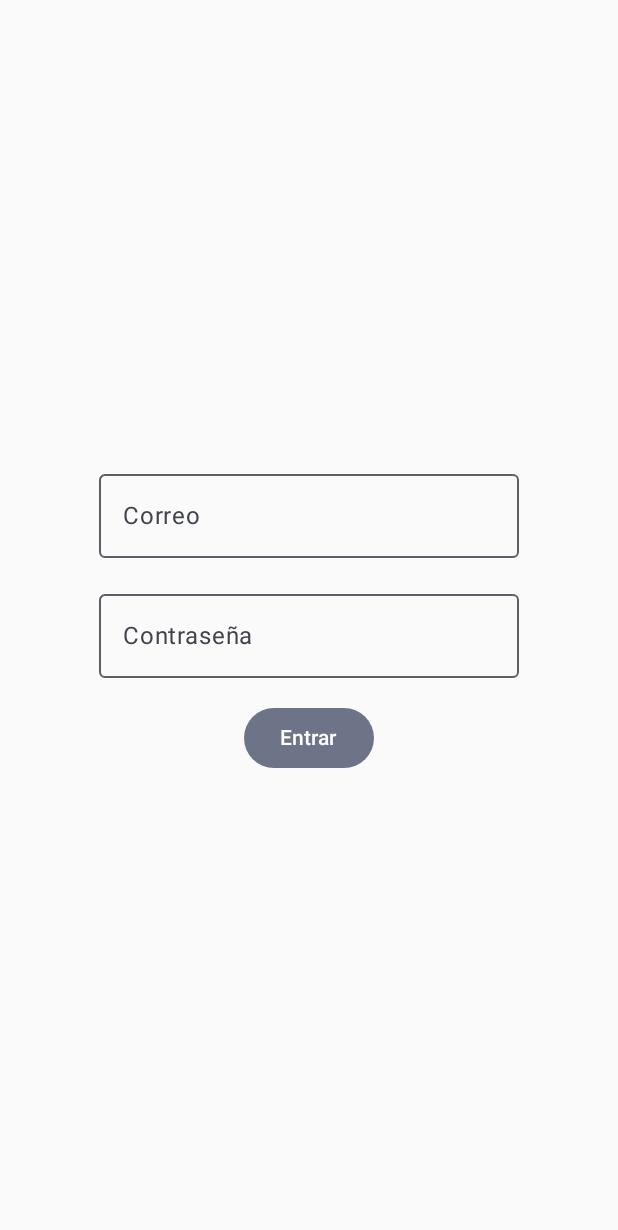
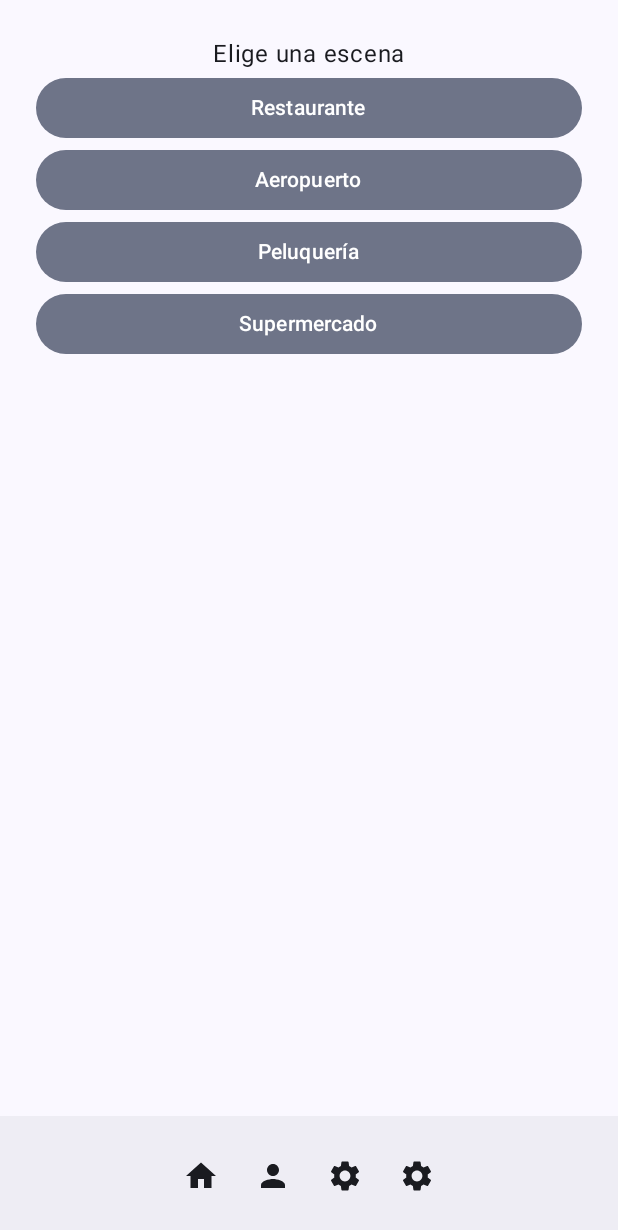
Before and after one commit to miroslava98/proyecto_talkflow_frontend, an Android app built with Jetpack Compose: the screen it shows after launch (MainActivity before the commit, TranslateActivity after it), on a phone screen of 412 x 824 dp. Shown: the top 1230 px of the screen. Run offline under Robolectric (Android 15) with nearby library versions, the phone set to English and light mode, and no system bars.

Commit message:
Checkpoint pantallas login, registro, traduccion.

```diff
--- a/app/build.gradle.kts
+++ b/app/build.gradle.kts
@@ -49,6 +49,7 @@ dependencies {
     implementation(libs.androidx.ui.graphics)
     implementation(libs.androidx.ui.tooling.preview)
     implementation(libs.androidx.material3)
+    implementation(libs.generativeai)
     testImplementation(libs.junit)
     androidTestImplementation(libs.androidx.junit)
     androidTestImplementation(libs.androidx.espresso.core)
--- a/app/src/main/AndroidManifest.xml
+++ b/app/src/main/AndroidManifest.xml
@@ -13,7 +13,7 @@
         android:theme="@style/Theme.Talkit_frontend"
         tools:targetApi="31">
         <activity
-            android:name=".ui.screens.MainActivity"
+            android:name=".ui.screens.TranslateActivity"
             android:exported="true"
             android:label="@string/app_name"
             android:theme="@style/Theme.Talkit_frontend">
--- /dev/null
+++ b/app/src/main/java/com/example/talkit_frontend/ui/components/BtAppBar.kt
@@ -0,0 +1,43 @@
+package com.example.talkit_frontend.ui.components
+
+import androidx.compose.foundation.layout.Arrangement
+import androidx.compose.foundation.layout.Row
+import androidx.compose.foundation.layout.fillMaxWidth
+import androidx.compose.material.icons.Icons
+import androidx.compose.material.icons.filled.Home
+import androidx.compose.material.icons.filled.Person
+import androidx.compose.material.icons.filled.Settings
+import androidx.compose.material3.BottomAppBar
+import androidx.compose.material3.Icon
+import androidx.compose.material3.IconButton
+import androidx.compose.material3.NavigationBar
+import androidx.compose.material3.Text
+import androidx.compose.runtime.Composable
+import androidx.compose.ui.Modifier
+
+@Composable
+fun BtAppBar(
+    onHomeClick: () -> Unit = {},
+    onProfileClick: () -> Unit = {},
+    onSettingsClick: () -> Unit = {}
+) {
+    NavigationBar {
+        Row(
+            modifier = Modifier.fillMaxWidth(),
+            horizontalArrangement = Arrangement.Center
+        ) {
+            IconButton(onClick = onHomeClick) {
+                Icon(Icons.Default.Home, contentDescription = "Inicio")
+            }
+            IconButton(onClick = onProfileClick) {
+                Icon(Icons.Default.Person, contentDescription = "Perfil")
+            }
+            IconButton(onClick = onSettingsClick) {
+                Icon(Icons.Default.Settings, contentDescription = "Ajustes")
+            }
+            IconButton(onClick = onSettingsClick) {
+                Icon(Icons.Default.Settings, contentDescription = "Perfil")
+            }
+        }
+    }
+}
--- /dev/null
+++ b/app/src/main/java/com/example/talkit_frontend/ui/components/SceneButton.kt
@@ -0,0 +1,20 @@
+package com.example.talkit_frontend.ui.components
+
+import androidx.compose.foundation.layout.fillMaxWidth
+import androidx.compose.material3.FilledTonalButton
+import androidx.compose.material3.Text
+import androidx.compose.runtime.Composable
+import androidx.compose.ui.Modifier
+
+@Composable
+fun SceneButton(
+    text: String,
+    onClick: () -> Unit
+) {
+    FilledTonalButton(
+        onClick = onClick,
+        modifier = Modifier.fillMaxWidth()
+    ) {
+        Text(text)
+    }
+}
--- a/app/src/main/java/com/example/talkit_frontend/ui/screens/LoginActivity.kt
+++ b/app/src/main/java/com/example/talkit_frontend/ui/screens/LoginActivity.kt
@@ -7,6 +7,7 @@ import androidx.activity.enableEdgeToEdge
 import androidx.compose.foundation.layout.Arrangement
 import androidx.compose.foundation.layout.Column
 import androidx.compose.foundation.layout.Spacer
+import androidx.compose.foundation.layout.fillMaxHeight
 import androidx.compose.foundation.layout.fillMaxSize
 import androidx.compose.foundation.layout.fillMaxWidth
 import androidx.compose.foundation.layout.height
@@ -58,6 +59,7 @@ fun LoginScreen() {
                 .fillMaxWidth(),
         )
         OutlinedTextField(value = contrasenya,
+
             onValueChange = { contrasenya = it },
             label = { Text("Contraseña") }
         )
--- a/app/src/main/java/com/example/talkit_frontend/ui/screens/RegisterActivity.kt
+++ b/app/src/main/java/com/example/talkit_frontend/ui/screens/RegisterActivity.kt
@@ -12,7 +12,6 @@ import androidx.compose.foundation.layout.padding
 import androidx.compose.foundation.layout.size
 import androidx.compose.foundation.shape.CircleShape
 import androidx.compose.material3.FilledTonalButton
-import androidx.compose.material3.OutlinedCard
 import androidx.compose.material3.OutlinedTextField
 import androidx.compose.material3.Text
 import androidx.compose.runtime.Composable
@@ -25,7 +24,6 @@ import androidx.compose.ui.Modifier
 import androidx.compose.ui.draw.clip
 import androidx.compose.ui.layout.ContentScale
 import androidx.compose.ui.res.painterResource
-import androidx.compose.ui.res.stringResource
 import androidx.compose.ui.tooling.preview.Preview
 import androidx.compose.ui.unit.dp
 import com.example.talkit_frontend.R
@@ -39,6 +37,7 @@ class RegisterActivity : ComponentActivity() {
         enableEdgeToEdge()
         setContent {
             Talkit_frontendTheme {
+                RegisterScreen()
             }
         }
 
--- /dev/null
+++ b/app/src/main/java/com/example/talkit_frontend/ui/screens/TranslateActivity.kt
@@ -0,0 +1,105 @@
+package com.example.talkit_frontend.ui.screens
+
+import android.os.Bundle
+import android.widget.Toast
+import androidx.activity.ComponentActivity
+import androidx.activity.compose.setContent
+import androidx.activity.enableEdgeToEdge
+import androidx.compose.foundation.layout.Arrangement
+import androidx.compose.foundation.layout.Column
+import androidx.compose.foundation.layout.fillMaxHeight
+import androidx.compose.foundation.layout.fillMaxSize
+import androidx.compose.foundation.layout.fillMaxWidth
+import androidx.compose.foundation.layout.padding
+import androidx.compose.material3.BottomAppBar
+import androidx.compose.material3.OutlinedTextField
+import androidx.compose.material3.Scaffold
+import androidx.compose.material3.Text
+import androidx.compose.material3.TextField
+import androidx.compose.runtime.Composable
+import androidx.compose.runtime.getValue
+import androidx.compose.runtime.mutableStateOf
+import androidx.compose.runtime.remember
+import androidx.compose.runtime.setValue
+import androidx.compose.ui.Alignment
+import androidx.compose.ui.Modifier
+import androidx.compose.ui.platform.LocalContext
+import androidx.compose.ui.tooling.preview.Preview
+import androidx.compose.ui.unit.dp
+import com.example.talkit_frontend.ui.components.BtAppBar
+import com.example.talkit_frontend.ui.components.SceneButton
+import com.example.talkit_frontend.ui.theme.Talkit_frontendTheme
+
+class TranslateActivity : ComponentActivity() {
+    override fun onCreate(savedInstanceState: Bundle?) {
+        super.onCreate(savedInstanceState)
+        enableEdgeToEdge()
+        setContent {
+            Talkit_frontendTheme {
+                TranslateScreen()
+            }
+        }
+    }
+}
+
+@Composable
+fun TranslateScreen() {
+    val context = LocalContext.current
+    var nombre by remember { mutableStateOf("") }
+
+    Scaffold(
+        bottomBar = {
+            BtAppBar(
+                onHomeClick = {
+                    Toast.makeText(context, "Inicio", Toast.LENGTH_SHORT).show()
+                },
+                onProfileClick = {
+                    Toast.makeText(context, "Perfil", Toast.LENGTH_SHORT).show()
+                },
+                onSettingsClick = {
+                    Toast.makeText(context, "Ajustes", Toast.LENGTH_SHORT).show()
+                }
+            )
+        }
+    ) { innerPadding ->
+        Column(
+            modifier = Modifier
+                .fillMaxSize()
+                .padding(innerPadding)
+                .padding(24.dp),
+            verticalArrangement = Arrangement.Top,
+            horizontalAlignment = Alignment.CenterHorizontally
+        ) {
+
+
+            Text("Elige una escena")
+
+
+            SceneButton(
+                text = "Restaurante",
+                onClick = { Toast.makeText(context, "clickeado", Toast.LENGTH_LONG).show() })
+
+            SceneButton(
+                text = "Aeropuerto",
+                onClick = { Toast.makeText(context, "clickeado", Toast.LENGTH_LONG).show() })
+
+            SceneButton(
+                text = "Peluquería",
+                onClick = { Toast.makeText(context, "clickeado", Toast.LENGTH_LONG).show() })
+
+            SceneButton(
+                text = "Supermercado",
+                onClick = { Toast.makeText(context, "clickeado", Toast.LENGTH_LONG).show() })
+
+        }
+    }
+
+}
+
+@Preview(showBackground = true)
+@Composable
+fun TranslateScreenPreview() {
+    Talkit_frontendTheme {
+        TranslateScreen()
+    }
+}
--- a/gradle/libs.versions.toml
+++ b/gradle/libs.versions.toml
@@ -8,6 +8,7 @@ espressoCore = "3.6.1"
 lifecycleRuntimeKtx = "2.8.7"
 activityCompose = "1.10.1"
 composeBom = "2024.04.01"
+generativeai = "0.9.0"
 
 [libraries]
 androidx-core-ktx = { group = "androidx.core", name = "core-ktx", version.ref = "coreKtx" }
@@ -24,6 +25,7 @@ androidx-ui-tooling-preview = { group = "androidx.compose.ui", name = "ui-toolin
 androidx-ui-test-manifest = { group = "androidx.compose.ui", name = "ui-test-manifest" }
 androidx-ui-test-junit4 = { group = "androidx.compose.ui", name = "ui-test-junit4" }
 androidx-material3 = { group = "androidx.compose.material3", name = "material3" }
+generativeai = { group = "com.google.ai.client.generativeai", name = "generativeai", version.ref = "generativeai" }
 
 [plugins]
 android-application = { id = "com.android.application", version.ref = "agp" }
```
